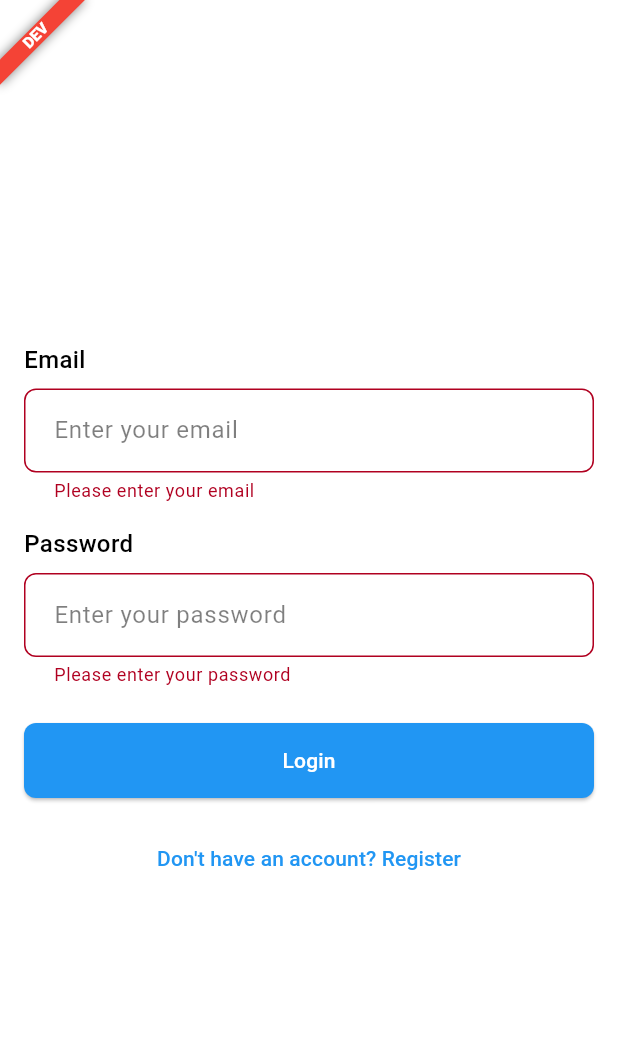
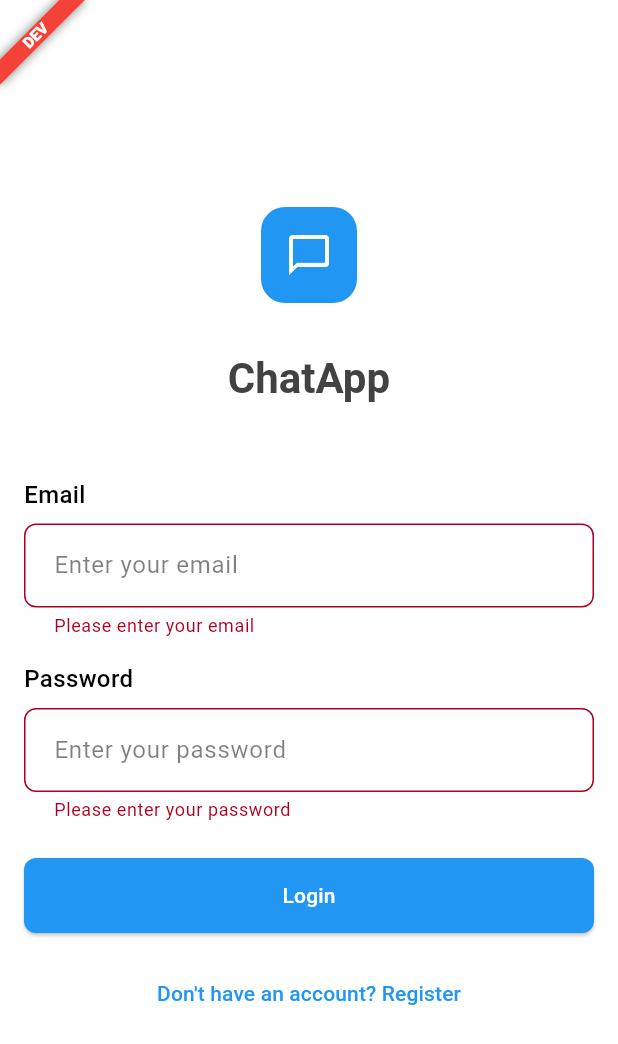
Before and after one commit to Shihabagent47/chat_app_frontend, a Flutter app: the screen it shows after launch, after a tap on "Login", on a phone screen of 412 x 824 dp. Shown: the top 1044 px of the screen. Run offline on Flutter 3.47's test engine with Material 3 defaults, Android fonts, the phone set to English and light mode, and no system bars; our stand-ins replace bloc, dartz, dio, equatable, flutter_bloc, flutter_secure_storage and 6 more; missing offline and left inert: flutter_webrtc; accounts and stored records are empty; network calls fail.

Commit message:
feat: auth check page

```diff
--- a/lib/core/navigation/routing/app_router.dart
+++ b/lib/core/navigation/routing/app_router.dart
@@ -6,6 +6,7 @@ import 'package:chat_app_user/features/chat/presentation/pages/chat_list_page.da
 import 'package:chat_app_user/shared/page/debug_page.dart';
 import 'package:chat_app_user/shared/page/error_page.dart';
 import 'package:go_router/go_router.dart';
+import '../../../features/auth/presentation/pages/auth_check_page.dart';
 import '../../../features/chat/presentation/pages/chaat_room_page.dart';
 import '../../../features/user/presentation/pages/user_details_page.dart';
 import '../../../features/user/presentation/pages/user_list_page.dart';
@@ -25,7 +26,7 @@ class AppRouter {
     final environment = AppConfig.environment;
 
     return GoRouter(
-      initialLocation: RouteNames.home,
+      initialLocation: RouteNames.authCheck,
       debugLogDiagnostics: environment.enableLogging,
       redirect: AuthGuard.checkAuth,
       errorBuilder:
@@ -90,6 +91,11 @@ class AppRouter {
         name: 'register',
         builder: (context, state) => RegisterPage(),
       ),
+      GoRoute(
+        path: RouteNames.authCheck,
+        name: 'authCheck',
+        builder: (context, state) => const AuthCheckPage(),
+      ),
     ];
 
     // Add development-only routes
--- a/lib/core/navigation/routing/route_guards.dart
+++ b/lib/core/navigation/routing/route_guards.dart
@@ -36,6 +36,7 @@ class AuthGuard {
       RouteNames.login,
       RouteNames.register,
       '/forgot-password',
+      RouteNames.authCheck,
     ];
 
     // Add development routes to protected routes
--- a/lib/core/navigation/routing/route_names.dart
+++ b/lib/core/navigation/routing/route_names.dart
@@ -1,4 +1,5 @@
 class RouteNames {
+  static const String authCheck = '/auth-check';
   static const String home = '/home';
   static const String login = '/login';
   static const String register = '/register';
--- /dev/null
+++ b/lib/features/auth/presentation/pages/auth_check_page.dart
@@ -0,0 +1,91 @@
+import 'package:flutter/material.dart';
+import 'package:flutter_bloc/flutter_bloc.dart';
+
+import '../../../../core/navigation/routing/navigation_helper.dart';
+import '../bloc/auth_bloc.dart';
+import '../bloc/auth_state.dart';
+import '../widgets/app_icon.dart';
+import '../widgets/app_title.dart';
+
+class AuthCheckPage extends StatelessWidget {
+  const AuthCheckPage({super.key});
+
+  @override
+  Widget build(BuildContext context) {
+    return Scaffold(
+      backgroundColor: Colors.grey[50],
+      body: BlocListener<AuthBloc, AuthState>(
+        listener: (context, state) {
+          if (state.status == AuthStatus.unauthenticated) {
+            NavigationHelper.goToLogin(context);
+          } else if (state.status == AuthStatus.authenticated) {
+            NavigationHelper.goToChatList(context);
+          }
+        },
+        child: BlocBuilder<AuthBloc, AuthState>(
+          builder: (context, state) {
+            final isLoading = state.status == AuthStatus.loading;
+
+            return Center(
+              child: Column(
+                mainAxisAlignment: MainAxisAlignment.center,
+                children: [
+                  // Simple app icon
+                  AppIcon(),
+                  const SizedBox(height: 32),
+                  // App name
+                  AppTitle(),
+                  const SizedBox(height: 48),
+                  // Loading indicator or status
+                  if (isLoading) ...[
+                    SizedBox(
+                      width: 24,
+                      height: 24,
+                      child: CircularProgressIndicator(
+                        strokeWidth: 2.5,
+                        valueColor: AlwaysStoppedAnimation<Color>(
+                          Theme.of(context).primaryColor,
+                        ),
+                      ),
+                    ),
+                    const SizedBox(height: 16),
+                    Text(
+                      'Checking authentication...',
+                      style: Theme.of(
+                        context,
+                      ).textTheme.bodyMedium?.copyWith(color: Colors.grey[600]),
+                    ),
+                  ] else ...[
+                    // Simple dots
+                    Row(
+                      mainAxisAlignment: MainAxisAlignment.center,
+                      children: [
+                        for (int i = 0; i < 3; i++)
+                          Container(
+                            margin: const EdgeInsets.symmetric(horizontal: 3),
+                            width: 6,
+                            height: 6,
+                            decoration: BoxDecoration(
+                              color: Colors.grey[400],
+                              shape: BoxShape.circle,
+                            ),
+                          ),
+                      ],
+                    ),
+                    const SizedBox(height: 16),
+                    Text(
+                      'Getting ready...',
+                      style: Theme.of(
+                        context,
+                      ).textTheme.bodyMedium?.copyWith(color: Colors.grey[600]),
+                    ),
+                  ],
+                ],
+              ),
+            );
+          },
+        ),
+      ),
+    );
+  }
+}
--- a/lib/features/auth/presentation/pages/login_page.dart
+++ b/lib/features/auth/presentation/pages/login_page.dart
@@ -5,6 +5,8 @@ import 'package:flutter/material.dart';
 import 'package:flutter_bloc/flutter_bloc.dart';
 import '../../../../core/navigation/routing/navigation_helper.dart';
 import '../../../../shared/widgets/inputs/custom_text_field.dart';
+import '../widgets/app_icon.dart';
+import '../widgets/app_title.dart';
 
 class LoginPage extends StatefulWidget {
   const LoginPage({super.key});
@@ -54,13 +56,22 @@ class _LoginPageState extends State<LoginPage> {
           builder: (context, state) {
             final isLoading = state.status == AuthStatus.loading;
 
-            return Padding(
+            return Center(
+              child: SingleChildScrollView(
+                child: Padding(
                   padding: EdgeInsets.all(16.0),
                   child: Form(
                     key: _formKey,
                     child: Column(
                       mainAxisAlignment: MainAxisAlignment.center,
                       children: [
+                        // Simple app icon
+                        AppIcon(),
+                        const SizedBox(height: 32),
+                        // App name
+                        AppTitle(),
+                        const SizedBox(height: 48),
+
                         CustomTextField(
                           controller: _emailController,
                           keyboardType: TextInputType.emailAddress,
@@ -100,7 +111,9 @@ class _LoginPageState extends State<LoginPage> {
                             onPressed: isLoading ? null : _login,
                             child:
                                 isLoading
-                                ? CircularProgressIndicator(color: Colors.white)
+                                    ? CircularProgressIndicator(
+                                      color: Colors.white,
+                                    )
                                     : Text('Login'),
                           ),
                         ),
@@ -117,6 +130,8 @@ class _LoginPageState extends State<LoginPage> {
                       ],
                     ),
                   ),
+                ),
+              ),
             );
           },
         ),
--- /dev/null
+++ b/lib/features/auth/presentation/widgets/app_icon.dart
@@ -0,0 +1,23 @@
+import 'package:flutter/cupertino.dart';
+import 'package:flutter/material.dart';
+
+class AppIcon extends StatelessWidget {
+  const AppIcon({super.key});
+
+  @override
+  Widget build(BuildContext context) {
+    return Container(
+      width: 64,
+      height: 64,
+      decoration: BoxDecoration(
+        color: Theme.of(context).primaryColor,
+        borderRadius: BorderRadius.circular(16),
+      ),
+      child: const Icon(
+        Icons.chat_bubble_outline,
+        color: Colors.white,
+        size: 32,
+      ),
+    );
+  }
+}
--- /dev/null
+++ b/lib/features/auth/presentation/widgets/app_title.dart
@@ -0,0 +1,15 @@
+import 'package:flutter/material.dart';
+
+class AppTitle extends StatelessWidget {
+  const AppTitle({super.key});
+  @override
+  Widget build(BuildContext context) {
+    return Text(
+      'ChatApp',
+      style: Theme.of(context).textTheme.headlineMedium?.copyWith(
+        fontWeight: FontWeight.w600,
+        color: Colors.grey[800],
+      ),
+    );
+  }
+}
--- /dev/null
+++ b/lib/features/chat/data/models/send_message_params.dart
@@ -0,0 +1,35 @@
+import 'package:flutter/material.dart';
+
+import '../../domain/entities/message.dart';
+
+class SendMessageParams extends Message {
+  final String? mediaPath;
+  final String? mediaType;
+
+  SendMessageParams({
+    required String chatRoomId,
+    required String content,
+    this.mediaPath,
+    this.mediaType,
+    String? id,
+    String? senderId,
+    MessageType? type,
+    MessageStatus? status,
+    DateTime? timestamp,
+    String? replyToId,
+    Map<String, dynamic>? metadata,
+  }) : super(
+         id: id ?? UniqueKey().toString(), // or uuid
+         senderId: senderId ?? '', // Will need to be filled later
+         chatRoomId: chatRoomId,
+         content: content,
+         type: type ?? MessageType.text,
+         status: status ?? MessageStatus.sending,
+         timestamp: timestamp ?? DateTime.now(),
+         replyToId: replyToId,
+         metadata: metadata,
+       );
+
+  @override
+  List<Object?> get props => super.props + [mediaPath, mediaType];
+}
--- a/lib/features/chat/presentation/bloc/chat_state.dart
+++ b/lib/features/chat/presentation/bloc/chat_state.dart
@@ -38,3 +38,9 @@ class ChatError extends ChatState {
   final String message;
   ChatError(this.message);
 }
+
+class NoChatRooms extends ChatState {}
+
+class NoMessages extends ChatState {}
+
+class NewChat extends ChatState {}
--- a/lib/injection_container.dart
+++ b/lib/injection_container.dart
@@ -21,7 +21,6 @@ import 'features/auth/domain/usecases/login_usecase.dart';
 import 'features/auth/domain/usecases/logout_usecase.dart';
 import 'features/auth/domain/usecases/register_usecase.dart';
 import 'features/auth/presentation/bloc/auth_bloc.dart';
-
 import 'features/chat/data/datasources/chat_local_datasource.dart';
 import 'features/chat/data/datasources/chat_remote_datasource.dart';
 import 'features/chat/data/repositories/chat_repository_impl.dart';
```
Also changed, not shown: lib/features/chat/data/datasources/chat_remote_datasource.dart (+9 -6 lines), lib/features/chat/data/models/chat_room_model.dart (+12 -5 lines), lib/features/chat/data/models/message_model.dart (+20 -20 lines), lib/features/chat/data/repositories/chat_repository_impl.dart (+8 -8 lines), lib/features/chat/presentation/bloc/chat_bloc.dart (+20 -11 lines), lib/features/chat/presentation/pages/chaat_room_page.dart (+12 -2 lines), lib/features/chat/presentation/pages/chat_list_page.dart (+7 -1 lines), lib/features/chat/presentation/pages/chat_room_page.dart (deleted). Lines whose indentation alone changed are shown as unchanged.
